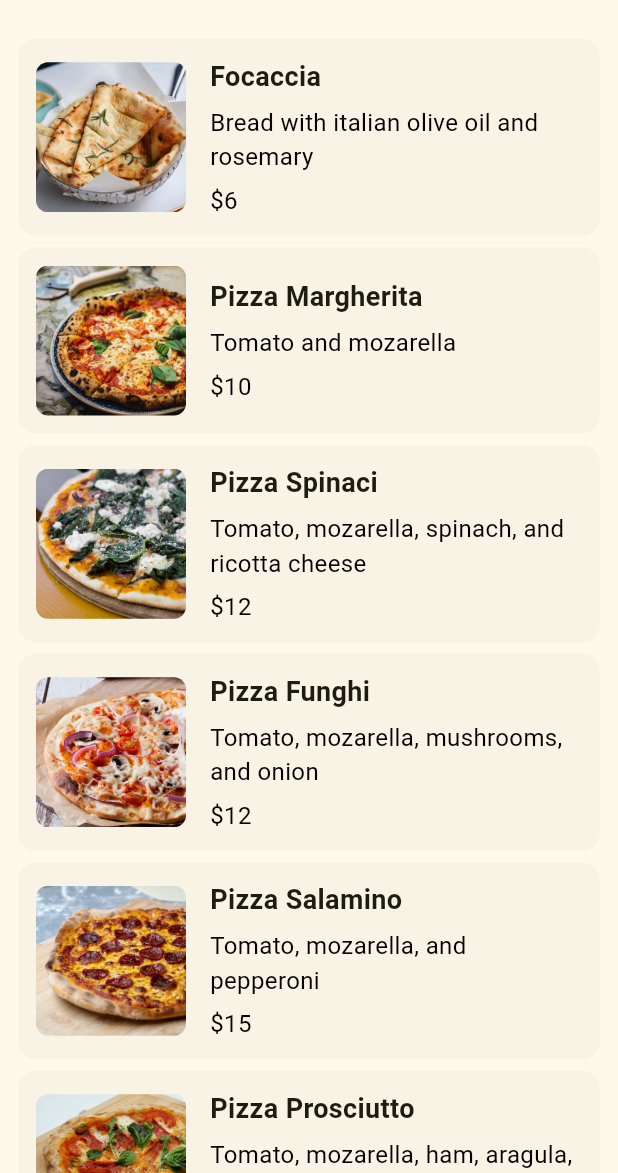
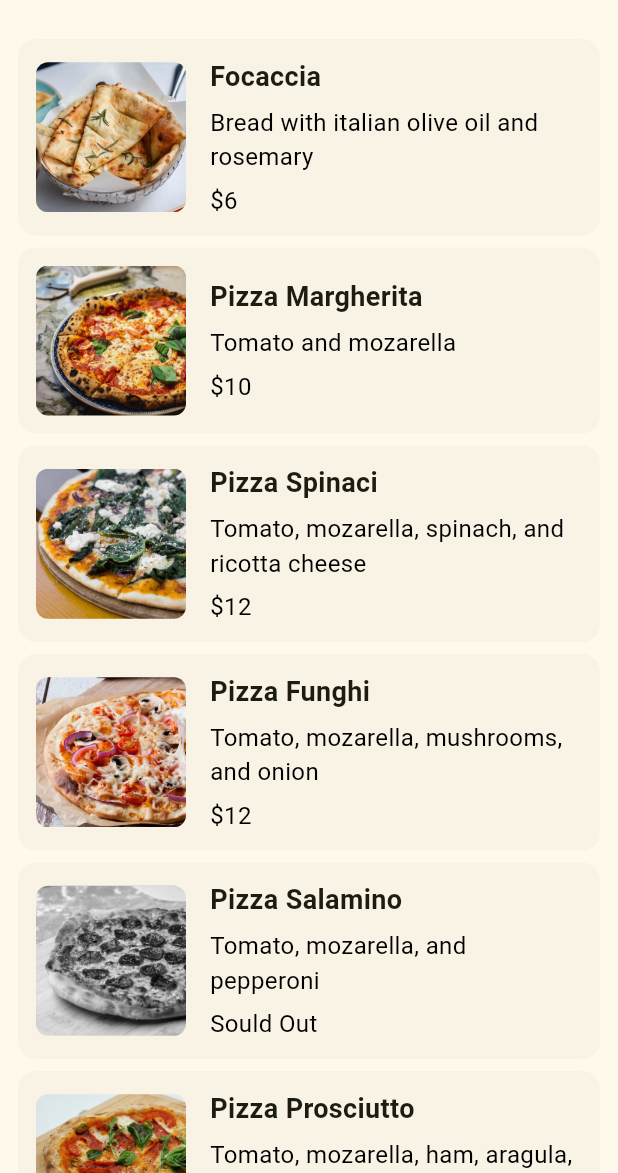
Before and after one commit to juliannamariano/FIAP-flutter-menuPizza, a Flutter app: the screen it shows after launch, on a phone screen of 412 x 824 dp, the part 63-1236 px from its top. Run offline on Flutter 3.47's test engine with Material 3 defaults, Android fonts, the phone set to English and light mode, and no system bars.

Commit message:
Mudando tonalidade da pizza que está sould out

```diff
--- a/pizza_menu/lib/item.dart
+++ b/pizza_menu/lib/item.dart
@@ -15,10 +15,18 @@ class Item extends StatelessWidget {
                 children: [
                   ClipRRect(
                     borderRadius:BorderRadius.circular(8) ,
-                    child: Image.asset(
-                      "images/${pizza.photoName}",
-                      width: 100,
-                      height: 100,
+                    child: ColorFiltered(
+                      colorFilter: pizza.soldOut ? ColorFilter.mode(
+                      Colors.grey,
+                      BlendMode.saturation): ColorFilter.mode(
+                      Colors.transparent,
+                      BlendMode.saturation),
+
+                      child: Image.asset(
+                        "images/${pizza.photoName}",
+                        width: 100,
+                        height: 100,
+                      ),
                     ),
                   ),
                   SizedBox(
@@ -47,7 +55,8 @@ class Item extends StatelessWidget {
                           height: 6,
                         ),
                         Text(
-                          "\$${pizza.price}",
+                          //se pizza for true no sould = sould out no preço se for false vai aparecer o preço
+                         pizza.soldOut ? "Sould Out":  "\$${pizza.price}",
                           style: TextStyle(
                             fontSize: 16,
                             color: Colors.black,
--- a/pizza_menu/lib/menu.dart
+++ b/pizza_menu/lib/menu.dart
@@ -22,7 +22,15 @@ class Menu extends StatelessWidget {
       ),
     );
   }
+  //Essa função vai retornar uma lista de widgets Item (cada Item representa uma pizza no cardápio).
   List<Item> buildPizzas() {
-  return pizzaData.map((pizza) => Item(pizza: pizza)).toList();
+  List<Item> lista = []; //lista vazia
+
+//Para cada var pizza dentro do pizzaDaata a lista add um Item do tipo pizza
+  for (var pizza in pizzaData) {
+    lista.add(Item(pizza: pizza));
+  }
+
+  return lista;
 }
 }
```
